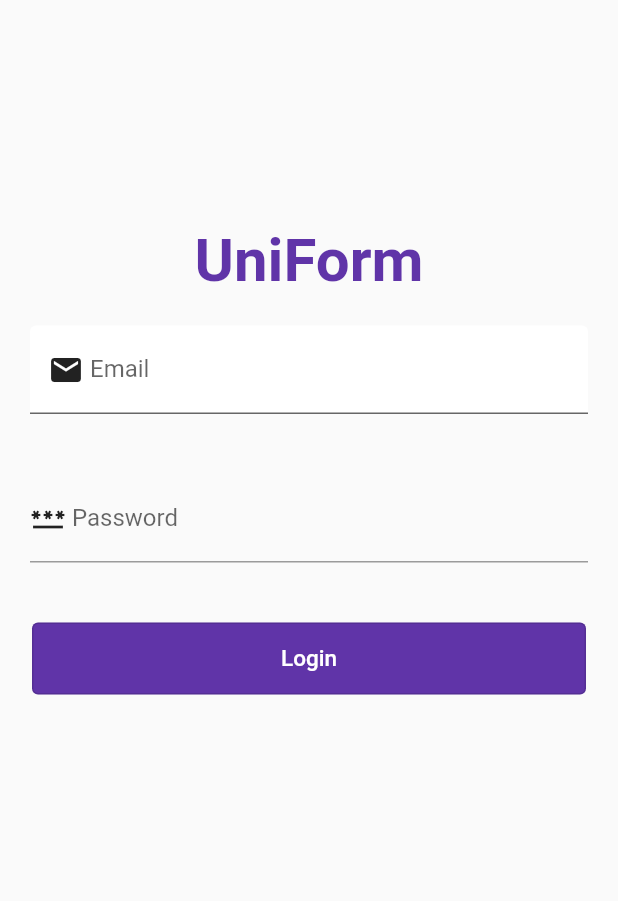
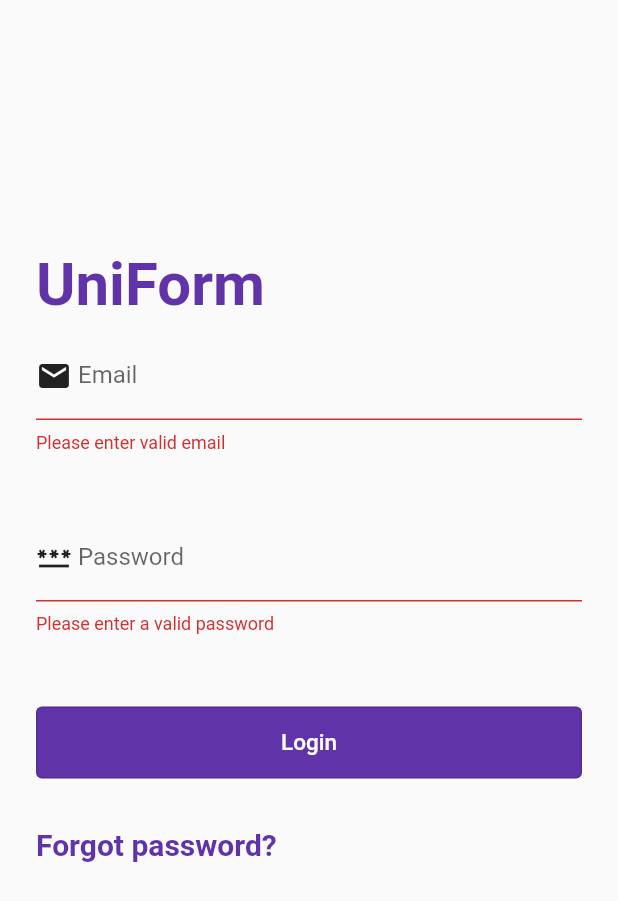
Before and after one commit to nusret35/CS310_project, a Flutter app: the screen it shows after launch, after a tap on "Login", on a phone screen of 412 x 824 dp. Shown: the top 901 px of the screen. Run offline on Flutter 3.47's test engine with Material 2 defaults, Android fonts, the phone set to English and light mode, and no system bars; our stand-ins replace email_validator; network calls fail.

Commit message:
feed view and login view done

```diff
--- a/lib/login_view.dart
+++ b/lib/login_view.dart
@@ -1,6 +1,7 @@
 import 'package:flutter/material.dart';
 import 'package:email_validator/email_validator.dart';
 import 'package:flutter/services.dart';
+import 'package:untitled/feed_view.dart';
 
 class LoginView extends StatefulWidget {
   const LoginView({Key? key}) : super(key: key);
@@ -11,19 +12,30 @@ class LoginView extends StatefulWidget {
 }
 
 class _LoginViewState extends State<LoginView> {
+
   final _formKey = GlobalKey<FormState>();
   String email = '';
   String password = '';
+
+  Future loginUser() async {
+    Navigator.pushReplacementNamed(context, FeedView.routename);
+  }
+
+
   @override
   Widget build(BuildContext context) {
     return Scaffold(
       body: SingleChildScrollView(
         child: SafeArea(
-          child: Center(
+          child: Padding(
+            padding: const EdgeInsets.all(16.0),
             child: Column(
+              crossAxisAlignment: CrossAxisAlignment.start,
               children: [
                 SizedBox(height: 150,),
-                Text(
+                Padding(
+                  padding: const EdgeInsets.fromLTRB(8,0,0,0),
+                  child: Text(
                     'UniForm',
                     style: TextStyle(
                       fontSize: 40.0,
@@ -31,13 +43,16 @@ class _LoginViewState extends State<LoginView> {
                       color: Color(0xFF6034A8),
                     ),
                   ),
-                Form(
+                ),
+                Padding(
+                  padding: const EdgeInsets.all(8.0),
+                  child: Form(
                       key: _formKey,
                       child: Column(
                         crossAxisAlignment: CrossAxisAlignment.stretch,
                         children: [
                           Container(
-                          padding: EdgeInsets.all(20),
+                            padding: EdgeInsets.fromLTRB(0,0,0,20),
                             child: TextFormField(
                               keyboardType: TextInputType.emailAddress,
                               validator: (value){
@@ -66,13 +81,11 @@ class _LoginViewState extends State<LoginView> {
                                     ],
                                   ),
                                 ),
-                              fillColor: Colors.white,
-                              filled: true,
                               ),
                             ),
                           ),
                           Container(
-                          padding: EdgeInsets.all(20.0),
+                            padding: EdgeInsets.fromLTRB(0,20,0,20),
                             child: TextFormField(
                               keyboardType: TextInputType.visiblePassword,
                               decoration: InputDecoration(
@@ -99,20 +112,32 @@ class _LoginViewState extends State<LoginView> {
                                   return 'Please enter your password';
                                 }
                               },
+                              onSaved: (value) {
+                                password = value ?? '';
+                              },
                             ),
                           ),
                         ],
                       ),
                   ),
+                ),
                 SizedBox(height: 20.0,),
-                OutlinedButton(
-                  onPressed: () => {},
+                Padding(
+                  padding: const EdgeInsets.fromLTRB(8,0,8,0),
+                  child: OutlinedButton(
+                    onPressed: () async {
+                      if(_formKey.currentState!.validate()){
+                        _formKey.currentState!.save();
+                        await loginUser();
+                      }
+                    },
                     style: ButtonStyle(
                       backgroundColor: MaterialStateProperty.all<Color>(Color(0xFF6034A8)),
                       foregroundColor: MaterialStateProperty.all<Color>(Colors.white),
                     ),
+                    child: Center(
                       child: Padding(
-                    padding: const EdgeInsets.symmetric(vertical: 15.0, horizontal: 150.0),
+                        padding: const EdgeInsets.fromLTRB(0,15,0,15),
                         child: Text('Login',
                           style: TextStyle(
                             fontSize: 15.0
@@ -120,6 +145,20 @@ class _LoginViewState extends State<LoginView> {
                         ),
                       ),
                     ),
+                  ),
+                ),
+                SizedBox(height: 20.0,),
+                TextButton(
+                  onPressed: (){},
+                  child: Text(
+                    'Forgot password?',
+                    style: TextStyle(
+                      color: Color(0xFF6034A8),
+                      fontWeight: FontWeight.bold,
+                      fontSize: 20.0
+                    ),
+                  ),
+                )
               ],
             ),
           ),
--- a/lib/main.dart
+++ b/lib/main.dart
@@ -14,6 +14,9 @@ class MyApp extends StatelessWidget {
   Widget build(BuildContext context) {
     return MaterialApp(
       home: LoginView(),
+      routes: {
+        FeedView.routename: (context) => FeedView(),
+      },
     );
   }
 }
```
Also changed, not shown: lib/feed_view.dart (+38 -9 lines), lib/post.dart (+13 -11 lines). Lines whose indentation alone changed are shown as unchanged.
